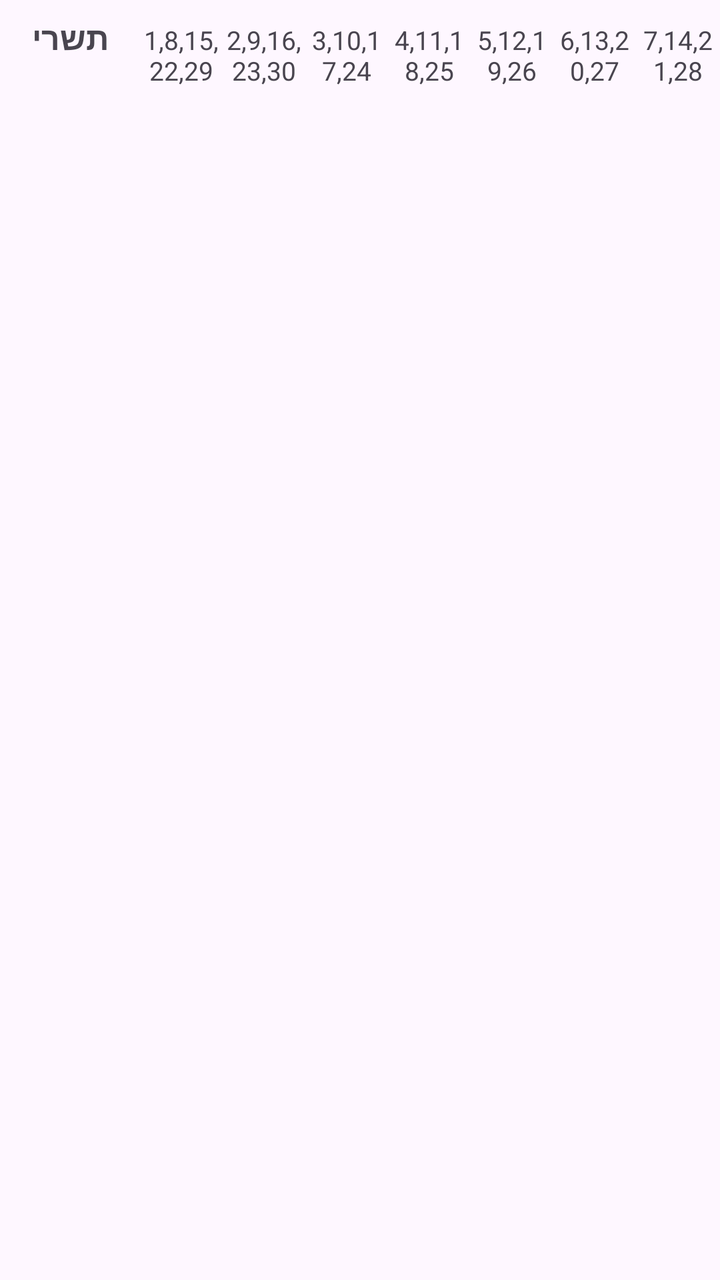
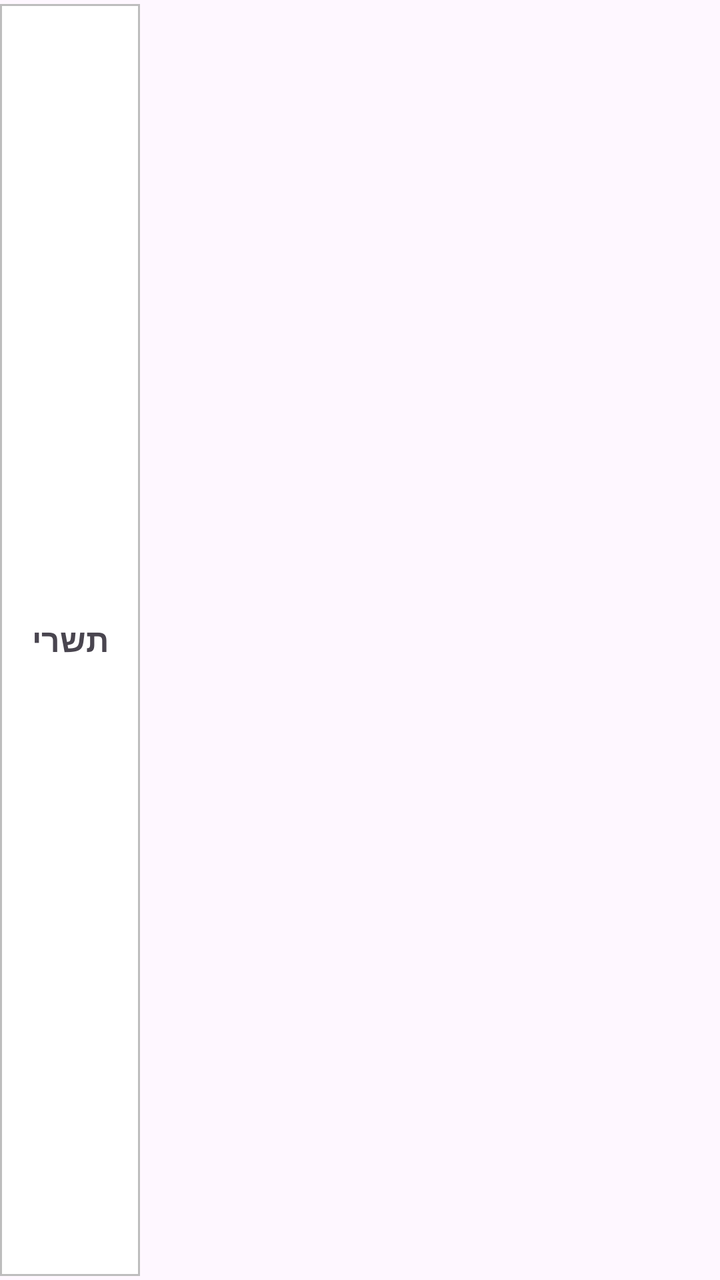

An Android layout rendered at two revisions. The XML below is the earlier revision; the diff shows what the commit changed to produce the second picture.
<!-- AndroidManifest.xml: application theme Theme.HebrewCalendar -->
<!-- res/layout/item_hebrew_month.xml -->
<?xml version="1.0" encoding="utf-8"?>
<LinearLayout xmlns:android="http://schemas.android.com/apk/res/android"
    android:layout_width="match_parent"
    android:layout_height="wrap_content"
    android:orientation="horizontal"
    android:paddingTop="8dp"
    android:paddingBottom="8dp">

    
    <TextView
        android:id="@+id/monthName"
        android:layout_width="70dp"
        android:layout_height="wrap_content"
        android:gravity="center"
        android:text="תשרי"
        android:textSize="16sp"
        android:textStyle="bold" />

    
    <TextView
        android:id="@+id/sunday"
        android:layout_width="0dp"
        android:layout_height="wrap_content"
        android:layout_weight="1"
        android:gravity="center"
        android:text="1,8,15,22,29"
        android:textSize="13sp" />

    
    <TextView
        android:id="@+id/monday"
        android:layout_width="0dp"
        android:layout_height="wrap_content"
        android:layout_weight="1"
        android:gravity="center"
        android:text="2,9,16,23,30"
        android:textSize="13sp" />

    
    <TextView
        android:id="@+id/tuesday"
        android:layout_width="0dp"
        android:layout_height="wrap_content"
        android:layout_weight="1"
        android:gravity="center"
        android:text="3,10,17,24"
        android:textSize="13sp" />

    
    <TextView
        android:id="@+id/wednesday"
        android:layout_width="0dp"
        android:layout_height="wrap_content"
        android:layout_weight="1"
        android:gravity="center"
        android:text="4,11,18,25"
        android:textSize="13sp" />

    
    <TextView
        android:id="@+id/thursday"
        android:layout_width="0dp"
        android:layout_height="wrap_content"
        android:layout_weight="1"
        android:gravity="center"
        android:text="5,12,19,26"
        android:textSize="13sp" />

    
    <TextView
        android:id="@+id/friday"
        android:layout_width="0dp"
        android:layout_height="wrap_content"
        android:layout_weight="1"
        android:gravity="center"
        android:text="6,13,20,27"
        android:textSize="13sp" />

    
    <TextView
        android:id="@+id/saturday"
        android:layout_width="0dp"
        android:layout_height="wrap_content"
        android:layout_weight="1"
        android:gravity="center"
        android:text="7,14,21,28"
        android:textSize="13sp" />

</LinearLayout>
<!-- resources referenced by this layout -->
<resources>
  <style name="Theme.HebrewCalendar" parent="Base.Theme.HebrewCalendar" />
  <style name="Base.Theme.HebrewCalendar" parent="Theme.Material3.DayNight.NoActionBar">
          
          
      </style>
</resources>

<!-- the commit's change to res/layout/item_hebrew_month.xml (unified diff, before → after) -->
@@ -1,89 +1,29 @@
 <?xml version="1.0" encoding="utf-8"?>
 <LinearLayout xmlns:android="http://schemas.android.com/apk/res/android"
-    android:layout_width="match_parent"
-    android:layout_height="wrap_content"
+    android:layout_width="wrap_content"
+    android:layout_height="40dp"
     android:orientation="horizontal"
-    android:paddingTop="8dp"
-    android:paddingBottom="8dp">
+    android:paddingTop="2dp"
+    android:paddingBottom="2dp">
 
+    ```
     
     <TextView
         android:id="@+id/monthName"
         android:layout_width="70dp"
-        android:layout_height="wrap_content"
+        android:layout_height="match_parent"
         android:gravity="center"
         android:text="תשרי"
         android:textSize="16sp"
-        android:textStyle="bold" />
+        android:textStyle="bold"
+        android:background="@drawable/calendar_cell_border" />
 
     
-    <TextView
-        android:id="@+id/sunday"
-        android:layout_width="0dp"
-        android:layout_height="wrap_content"
-        android:layout_weight="1"
-        android:gravity="center"
-        android:text="1,8,15,22,29"
-        android:textSize="13sp" />
-
-    
-    <TextView
-        android:id="@+id/monday"
-        android:layout_width="0dp"
-        android:layout_height="wrap_content"
-        android:layout_weight="1"
-        android:gravity="center"
-        android:text="2,9,16,23,30"
-        android:textSize="13sp" />
-
-    
-    <TextView
-        android:id="@+id/tuesday"
-        android:layout_width="0dp"
-        android:layout_height="wrap_content"
-        android:layout_weight="1"
-        android:gravity="center"
-        android:text="3,10,17,24"
-        android:textSize="13sp" />
-
-    
-    <TextView
-        android:id="@+id/wednesday"
-        android:layout_width="0dp"
-        android:layout_height="wrap_content"
-        android:layout_weight="1"
-        android:gravity="center"
-        android:text="4,11,18,25"
-        android:textSize="13sp" />
-
-    
-    <TextView
-        android:id="@+id/thursday"
-        android:layout_width="0dp"
-        android:layout_height="wrap_content"
-        android:layout_weight="1"
-        android:gravity="center"
-        android:text="5,12,19,26"
-        android:textSize="13sp" />
-
-    
-    <TextView
-        android:id="@+id/friday"
-        android:layout_width="0dp"
-        android:layout_height="wrap_content"
-        android:layout_weight="1"
-        android:gravity="center"
-        android:text="6,13,20,27"
-        android:textSize="13sp" />
-
-    
-    <TextView
-        android:id="@+id/saturday"
-        android:layout_width="0dp"
-        android:layout_height="wrap_content"
-        android:layout_weight="1"
-        android:gravity="center"
-        android:text="7,14,21,28"
-        android:textSize="13sp" />
+    <LinearLayout
+        android:id="@+id/daysContainer"
+        android:layout_width="wrap_content"
+        android:layout_height="match_parent"
+        android:orientation="horizontal" />
+    ```
 
 </LinearLayout>
<!-- resource entries referenced after the edit -->
@@ -1,5 +1,19 @@
 <!-- resources referenced by this layout -->
 <resources>
+  <!-- drawable calendar_cell_border (drawable) -->
+  <?xml version="1.0" encoding="utf-8"?>
+  <shape xmlns:android="http://schemas.android.com/apk/res/android"
+      android:shape="rectangle">
+  
+      ```
+      <solid android:color="#FFFFFF" />
+  
+      <stroke
+          android:width="1dp"
+          android:color="#BDBDBD" />
+      ```
+  
+  </shape>
   <style name="Theme.HebrewCalendar" parent="Base.Theme.HebrewCalendar" />
   <style name="Base.Theme.HebrewCalendar" parent="Theme.Material3.DayNight.NoActionBar">
           
